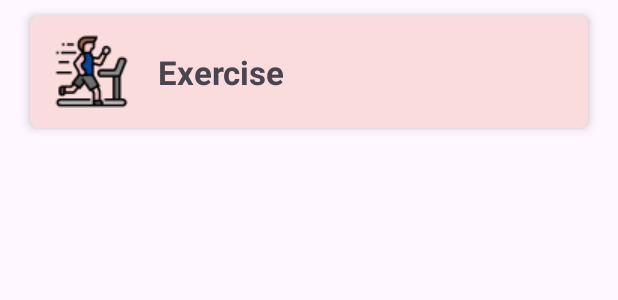
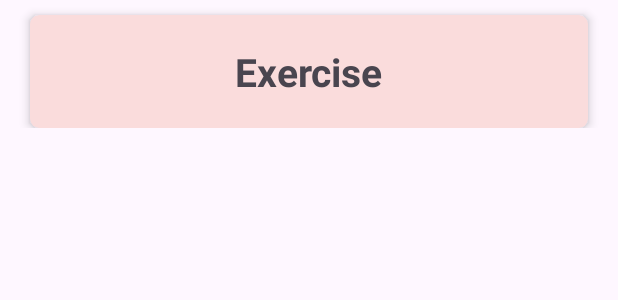
Before and after one commit to Ayeshazulfiqar895/TimeTrackingApp, an Android app: the layout category_track_card.xml on its own in the app's theme, with its tools: preview values and no code run, on a phone screen of 412 x 824 dp. Shown: the top 300 px of the screen. Run offline under Robolectric (Android 15) with nearby library versions, the phone set to English and light mode, and no system bars.

Commit message:
track time functionality

```diff
--- a/app/src/main/res/layout/category_track_card.xml
+++ b/app/src/main/res/layout/category_track_card.xml
@@ -1,7 +1,7 @@
 <?xml version="1.0" encoding="utf-8"?>
 <androidx.constraintlayout.widget.ConstraintLayout xmlns:android="http://schemas.android.com/apk/res/android"
     android:layout_width="match_parent"
-    android:layout_height="match_parent"
+    android:layout_height="wrap_content"
     xmlns:app="http://schemas.android.com/apk/res-auto">
 
     <androidx.cardview.widget.CardView
@@ -26,30 +26,30 @@
 
             android:paddingVertical="7dp">
 
-            <ImageView
-                android:id="@+id/exercise_img"
-                android:layout_width="wrap_content"
-                android:layout_height="wrap_content"
-                android:layout_marginStart="16dp"
-                android:background="@drawable/exercise_img"
-                android:padding="5dp"
-                app:layout_constraintBottom_toBottomOf="parent"
-                app:layout_constraintStart_toStartOf="parent"
-                app:layout_constraintTop_toTopOf="parent" />
-
             <TextView
+                android:id="@+id/category_trackName"
                 android:layout_width="wrap_content"
                 android:layout_height="wrap_content"
                 android:text="Exercise"
-                android:textSize="22dp"
+                android:textSize="26dp"
                 android:textStyle="bold"
                 app:layout_constraintBottom_toBottomOf="parent"
                 app:layout_constraintEnd_toEndOf="parent"
-                app:layout_constraintHorizontal_bias="0.088"
-                app:layout_constraintStart_toEndOf="@+id/exercise_img"
+                app:layout_constraintStart_toStartOf="parent"
                 app:layout_constraintTop_toTopOf="parent" />
         </androidx.constraintlayout.widget.ConstraintLayout>
 
     </androidx.cardview.widget.CardView>
+    <androidx.recyclerview.widget.RecyclerView
+        android:id="@+id/activity_RecyclerView"
+        android:layout_width="match_parent"
+        android:visibility="gone"
+        android:layout_height="wrap_content"
+        android:layout_marginTop="10dp"
+        android:clipToPadding="false"
+        app:layout_constraintEnd_toEndOf="parent"
+        app:layout_constraintHorizontal_bias="0.0"
+        app:layout_constraintStart_toStartOf="parent"
+        app:layout_constraintTop_toBottomOf="@+id/Category_Card" />
 
 </androidx.constraintlayout.widget.ConstraintLayout>
```
Also changed, not shown: app/src/main/java/com/example/timetrackingapp/TrackTimeAdapter.java (added, +123 -0 lines), app/src/main/java/com/example/timetrackingapp/TrackTimeFragment.java (+78 -0 lines), app/src/main/res/layout/activity_track_card.xml (+2 -13 lines), app/src/main/res/layout/fragment_category.xml (+5 -3 lines), app/src/main/res/layout/fragment_track_time.xml (+7 -17 lines).
